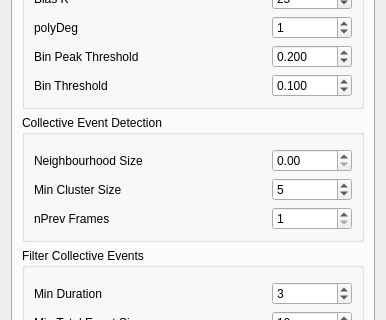
First picture: the form in src/arcos_gui/_ui/ARCOS_widget.ui, repository bgraedel/arcos-gui, before the edit; both pictures show x 0 to 386 and y 306 to 626 of the 386 by 869 pixel window.
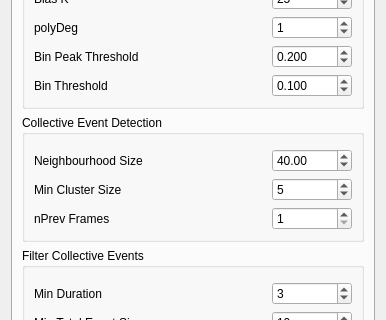
Second picture: the form after the edit. The open tabs and pages were chosen to show the change.

Commit message: update default values

```diff
--- a/src/arcos_gui/_ui/ARCOS_widget.ui
+++ b/src/arcos_gui/_ui/ARCOS_widget.ui
@@ -437,9 +437,15 @@
             <property name="toolTip">
              <string>&lt;html&gt;&lt;head/&gt;&lt;body&gt;&lt;p&gt;The maximum distance between two samples for one to be considered as in the neighborhood of the other. This is not a maximum bound on the distances of points within a cluster. Value also used to connect collective events across multiple frames.&lt;/p&gt;&lt;/body&gt;&lt;/html&gt;</string>
             </property>
+            <property name="minimum">
+             <double>0.100000000000000</double>
+            </property>
             <property name="maximum">
              <double>1000.000000000000000</double>
             </property>
+            <property name="value">
+             <double>40.000000000000000</double>
+            </property>
            </widget>
           </item>
          </layout>
```
Left out of the diff: 2 changed lines with no effect on the pictures. The commit also changes 1 other file.
